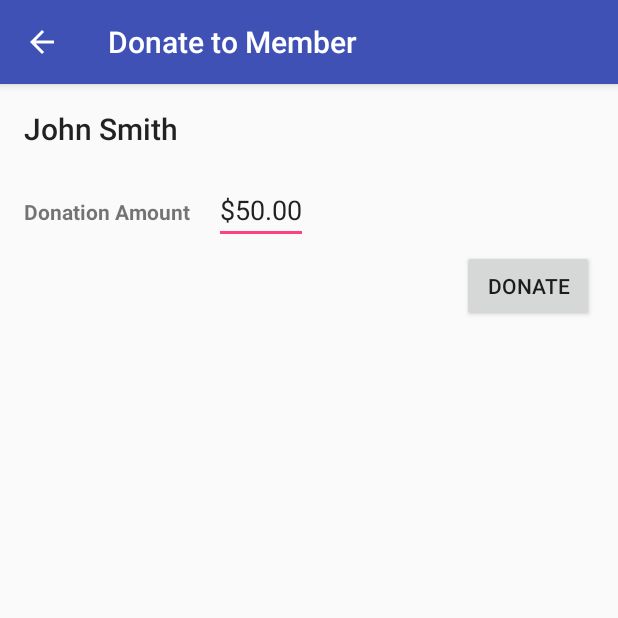
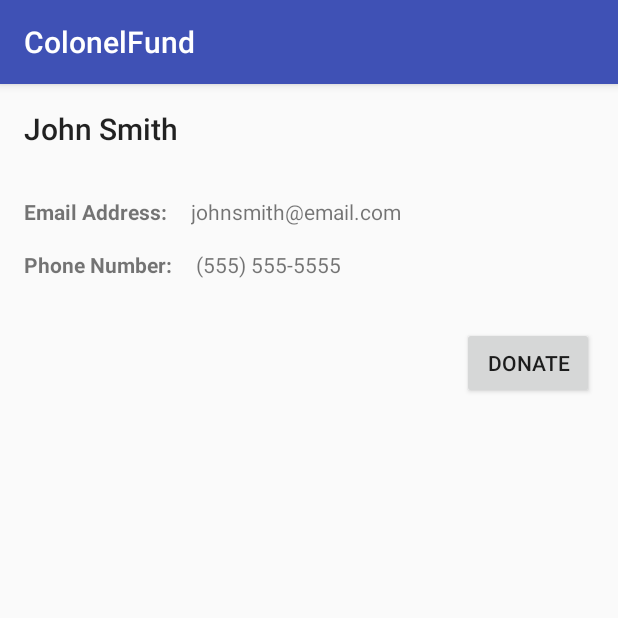
Before and after one commit to cwpenner/Colonel-Fund, an Android app: the MemberListActivity screen opened directly, with no data from a screen before it, after a tap on "John Smith", on a phone screen of 412 x 824 dp, the top half of it. Run offline under Robolectric (Android 15) with nearby library versions, the phone set to English and light mode, and no system bars.

Commit message:
Added View Member screen to Android App, with screenshot. Added screenshots for iOS App

```diff
--- a/Android App/ColonelFund/app/src/main/AndroidManifest.xml
+++ b/Android App/ColonelFund/app/src/main/AndroidManifest.xml
@@ -64,6 +64,7 @@
                 android:name="android.support.PARENT_ACTIVITY"
                 android:value=".MemberListActivity" />
         </activity>
+        <activity android:name=".ViewMemberActivity"></activity>
     </application>
 
 </manifest>
--- a/Android App/ColonelFund/app/src/main/java/com/colonelfund/colonelfund/MemberListActivity.java
+++ b/Android App/ColonelFund/app/src/main/java/com/colonelfund/colonelfund/MemberListActivity.java
@@ -50,7 +50,7 @@ public class MemberListActivity extends AppCompatActivity {
             @Override
             public void onItemClick(AdapterView<?> parent, View view, int position,
                                     long id) {
-                Intent intent = new Intent(MemberListActivity.this, DonateToMemberActivity.class);
+                Intent intent = new Intent(MemberListActivity.this, ViewMemberActivity.class);
                 startActivity(intent);
             }
         });
--- /dev/null
+++ b/Android App/ColonelFund/app/src/main/java/com/colonelfund/colonelfund/ViewMemberActivity.java
@@ -0,0 +1,20 @@
+package com.colonelfund.colonelfund;
+
+import android.content.Intent;
+import android.support.v7.app.AppCompatActivity;
+import android.os.Bundle;
+import android.view.View;
+
+public class ViewMemberActivity extends AppCompatActivity {
+
+    @Override
+    protected void onCreate(Bundle savedInstanceState) {
+        super.onCreate(savedInstanceState);
+        setContentView(R.layout.activity_view_member);
+    }
+
+    public void donate(View view) {
+        Intent intent = new Intent(this, DonateToMemberActivity.class);
+        startActivity(intent);
+    }
+}
--- /dev/null
+++ b/Android App/ColonelFund/app/src/main/res/layout/activity_view_member.xml
@@ -0,0 +1,74 @@
+<?xml version="1.0" encoding="utf-8"?>
+<android.support.constraint.ConstraintLayout xmlns:android="http://schemas.android.com/apk/res/android"
+    xmlns:app="http://schemas.android.com/apk/res-auto"
+    xmlns:tools="http://schemas.android.com/tools"
+    android:layout_width="match_parent"
+    android:layout_height="match_parent"
+    tools:context="com.colonelfund.colonelfund.ViewMemberActivity">
+
+    <TextView
+        android:id="@+id/textView3"
+        android:layout_width="0dp"
+        android:layout_height="wrap_content"
+        android:layout_marginLeft="16dp"
+        android:layout_marginRight="16dp"
+        android:text="John Smith"
+        android:textAppearance="@style/TextAppearance.AppCompat.Title"
+        app:layout_constraintHorizontal_bias="0.0"
+        app:layout_constraintLeft_toLeftOf="parent"
+        app:layout_constraintRight_toRightOf="parent"
+        app:layout_constraintTop_toTopOf="parent"
+        android:layout_marginTop="16dp" />
+
+    <TextView
+        android:id="@+id/textView22"
+        android:layout_width="wrap_content"
+        android:layout_height="wrap_content"
+        android:layout_marginLeft="16dp"
+        android:layout_marginTop="32dp"
+        android:text="@string/email"
+        android:textStyle="bold"
+        app:layout_constraintLeft_toLeftOf="parent"
+        app:layout_constraintTop_toBottomOf="@+id/textView3" />
+
+    <Button
+        android:id="@+id/button4"
+        android:layout_width="wrap_content"
+        android:layout_height="wrap_content"
+        android:layout_marginRight="16dp"
+        android:layout_marginTop="32dp"
+        android:onClick="donate"
+        android:text="@string/button_donate"
+        app:layout_constraintRight_toRightOf="parent"
+        app:layout_constraintTop_toBottomOf="@+id/textView" />
+
+    <TextView
+        android:id="@+id/textView"
+        android:layout_width="wrap_content"
+        android:layout_height="wrap_content"
+        android:layout_marginStart="16dp"
+        android:layout_marginTop="16dp"
+        android:text="@string/phone"
+        android:textStyle="bold"
+        app:layout_constraintStart_toStartOf="parent"
+        app:layout_constraintTop_toBottomOf="@+id/textView22" />
+
+    <TextView
+        android:id="@+id/textView12"
+        android:layout_width="wrap_content"
+        android:layout_height="wrap_content"
+        android:layout_marginStart="16dp"
+        android:text="johnsmith@email.com"
+        app:layout_constraintBaseline_toBaselineOf="@+id/textView22"
+        app:layout_constraintStart_toEndOf="@+id/textView22" />
+
+    <TextView
+        android:id="@+id/textView13"
+        android:layout_width="wrap_content"
+        android:layout_height="wrap_content"
+        android:layout_marginStart="16dp"
+        android:text="(555) 555-5555"
+        app:layout_constraintBaseline_toBaselineOf="@+id/textView"
+        app:layout_constraintStart_toEndOf="@+id/textView" />
+
+</android.support.constraint.ConstraintLayout>
--- a/Android App/ColonelFund/app/src/main/res/values/strings.xml
+++ b/Android App/ColonelFund/app/src/main/res/values/strings.xml
@@ -13,4 +13,6 @@
     <string name="donate_to_event">Donate to Event</string>
     <string name="donate_to_member">Donate to Member</string>
     <string name="donation_amount">Donation Amount</string>
+    <string name="email">Email Address:</string>
+    <string name="phone">Phone Number:</string>
 </resources>
```
Also changed, not shown: 21 other files.
